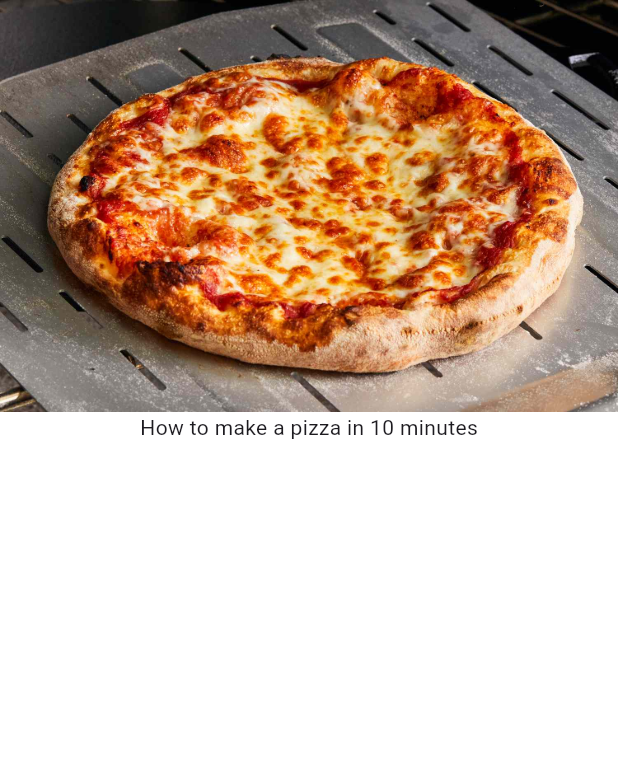
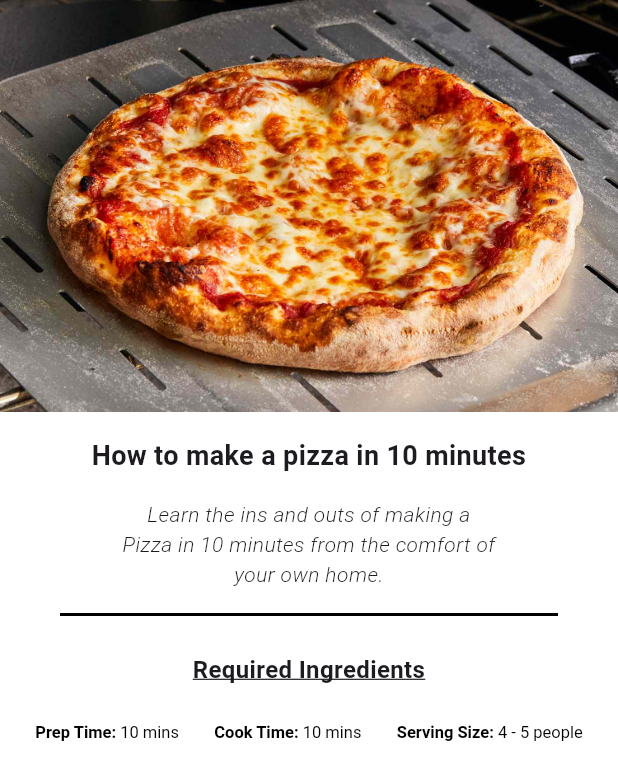
Before and after one commit to TheCheeseMeister/Take-a-Bite, a Flutter app: the Search screen opened directly, after a tap on "How to make a pizza in 10 minutes", on a phone screen of 412 x 824 dp. Shown: the top 780 px of the screen. Run offline on Flutter 3.47's test engine with Material 3 defaults, Android fonts, the light colour scheme and no system bars; our stand-ins replace persistent_bottom_nav_bar.

Commit message:
Separated Recipe Page and tested sending data to Recipe Widget.
Moved Recipe Page to its own dart file since it will eventually be accessed by other widgets (i.e. Profile). Also tested sending data from the Recipe Card widget to the Recipe Page for when database communication exists.

```diff
--- a/lib/nav_pages/profile.dart
+++ b/lib/nav_pages/profile.dart
@@ -13,7 +13,10 @@ class Profile extends StatelessWidget {
               padding: EdgeInsets.fromLTRB(0, 56, 0, 0),
               child: ProfileHead(),
             ),
-            ProfileDescription(),
+            Padding(
+              padding: EdgeInsets.fromLTRB(0, 16, 0, 0),
+              child: ProfileDescription(),
+            ),
           ],
         ),
       ),
@@ -81,8 +84,12 @@ class ProfileDescription extends StatelessWidget {
 
   @override
   Widget build(BuildContext context) {
-    return const Text(
-      "Hello\nMyName"
+    return Container(
+      constraints: const BoxConstraints(minWidth: 250, maxWidth: 250),
+      child: const Text(
+        "Cooking Legend.\nSeeking cheese recipes night and day.\n#CheeseLovers25",
+        style: TextStyle(fontWeight: FontWeight.bold),
+      ),
     );
   }
 }
--- /dev/null
+++ b/lib/nav_pages/recipe.dart
@@ -0,0 +1,151 @@
+import 'package:flutter/material.dart';
+import 'package:flutter/scheduler.dart';
+
+class RecipePage extends StatelessWidget {
+  const RecipePage({
+    super.key,
+    required this.image,
+    required this.title,
+    required this.prepTime,
+    required this.cookTime,
+    required this.servingSize,
+  });
+
+  // Info passed from Recipe Card
+  final Image image;
+  final String title;
+  final int prepTime;
+  final int cookTime;
+  final String servingSize;
+
+  @override
+  Widget build(BuildContext context) {
+    timeDilation = 0.5;
+    return Scaffold(
+      body: Column(
+        children: [
+          Hero(
+            tag: 'recipe-image',
+            child: image,
+          ),
+          Padding(
+            padding: const EdgeInsets.all(16.0),
+            child: Text(
+              title,
+              textAlign: TextAlign.center,
+              style: const TextStyle(
+                fontWeight: FontWeight.bold,
+                fontSize: 18,
+              ),
+            ),
+          ),
+          Padding(
+            padding: const EdgeInsets.fromLTRB(0, 0, 0, 16),
+            child: Container(
+              constraints: const BoxConstraints(maxWidth: 250),
+              child: const Text(
+                "Learn the ins and outs of making a Pizza in 10 minutes from the comfort of your own home.",
+                textAlign: TextAlign.center,
+                style: TextStyle(
+                  fontWeight: FontWeight.w300,
+                  fontStyle: FontStyle.italic,
+                ),
+              ),
+            ),
+          ),
+          const Divider(
+            height: 2,
+            indent: 40,
+            endIndent: 40,
+            thickness: 2,
+            color: Colors.black,
+          ),
+          const Padding(
+            padding: EdgeInsets.fromLTRB(0, 24, 0, 24),
+            child: Text(
+              "Required Ingredients",
+              textAlign: TextAlign.center,
+              style: TextStyle(
+                fontWeight: FontWeight.bold,
+                fontSize: 16,
+                decoration: TextDecoration.underline,
+              ),
+            ),
+          ),
+          RecipeStats(prepTime: prepTime, cookTime: cookTime, servingSize: servingSize),
+        ],
+      ),
+    );
+  }
+}
+
+// Displays Prep time, Cook time, and Serving size
+class RecipeStats extends StatelessWidget {
+  const RecipeStats(
+      {super.key,
+      required this.prepTime,
+      required this.cookTime,
+      required this.servingSize});
+
+  final int prepTime;
+  final int cookTime;
+  final String servingSize;
+
+  @override
+  Widget build(BuildContext context) {
+    return Row(
+      mainAxisAlignment: MainAxisAlignment.center,
+      children: [
+        // Prep Time
+        const Spacer(),
+        RichText(
+          text: TextSpan(
+            style: const TextStyle(
+              fontSize: 11,
+              color: Colors.black,
+            ),
+            children: <TextSpan>[
+              const TextSpan(
+                  text: 'Prep Time: ',
+                  style: TextStyle(fontWeight: FontWeight.bold)),
+              TextSpan(text: '$prepTime mins')
+            ],
+          ),
+        ),
+        const Spacer(),
+        // Cook Time
+        RichText(
+          text: TextSpan(
+            style: const TextStyle(
+              fontSize: 11,
+              color: Colors.black,
+            ),
+            children: <TextSpan>[
+              const TextSpan(
+                  text: 'Cook Time: ',
+                  style: TextStyle(fontWeight: FontWeight.bold)),
+              TextSpan(text: '$cookTime mins')
+            ],
+          ),
+        ),
+        const Spacer(),
+        // Serving Size
+        RichText(
+          text: TextSpan(
+            style: const TextStyle(
+              fontSize: 11,
+              color: Colors.black,
+            ),
+            children: <TextSpan>[
+              const TextSpan(
+                  text: 'Serving Size: ',
+                  style: TextStyle(fontWeight: FontWeight.bold)),
+              TextSpan(text: servingSize)
+            ],
+          ),
+        ),
+        const Spacer(),
+      ],
+    );
+  }
+}
--- a/lib/nav_pages/search.dart
+++ b/lib/nav_pages/search.dart
@@ -1,7 +1,8 @@
 import 'package:flutter/material.dart';
-import 'package:flutter/scheduler.dart';
 import 'package:persistent_bottom_nav_bar/persistent_bottom_nav_bar.dart';
+import './recipe.dart';
 
+// TODO: make StatefulWidget to allow setting of values
 class Search extends StatelessWidget {
   const Search({super.key});
 
@@ -27,9 +28,12 @@ class Search extends StatelessWidget {
 class RecipeCard extends StatelessWidget {
   const RecipeCard({super.key});
 
-  // Both normally not hard-coded, but for sake of placeholder
+  // Normally loaded from database, but for sake of placeholder
   final String title = "How to make a pizza in 10 minutes";
   final Image image = const Image(image: AssetImage('lib/imgs/pizza.jpg'));
+  final int prepTime = 10;
+  final int cookTime = 10;
+  final String servingSize = "4 - 5 people";
 
   @override
   Widget build(BuildContext context) {
@@ -39,14 +43,14 @@ class RecipeCard extends StatelessWidget {
         onTap: () => PersistentNavBarNavigator.pushNewScreenWithRouteSettings(
           context,
           settings: const RouteSettings(),
-          screen: RecipePage(image: image, title: title),
+          screen: RecipePage(image: image, title: title, prepTime: prepTime, cookTime: cookTime, servingSize: servingSize),
           withNavBar: true,
           pageTransitionAnimation: PageTransitionAnimation.fade,
         ),
-        child: const Card(
+        child: Card(
           child: Column(
             children: [
-              ClipRRect(
+              const ClipRRect(
                   borderRadius: BorderRadius.only(
                     topLeft: Radius.circular(8.0),
                     topRight: Radius.circular(8.0),
@@ -55,14 +59,20 @@ class RecipeCard extends StatelessWidget {
                       tag: 'recipe-image',
                       child: Image(image: AssetImage('lib/imgs/pizza.jpg')))),
               ListTile(
-                title: Hero(
+                title: const Hero(
                   tag: 'recipe-title',
                   child: Material(
                     type: MaterialType.transparency,
-                    child: Text("How to make a pizza in 10 minutes")
+                    child: Text(
+                      "How to make a pizza in 10 minutes",
+                      style: TextStyle(
+                        fontWeight: FontWeight.w500,
+                        fontSize: 14,
+                      )
+                    )
                   ),
                 ),
-                subtitle: Text("15 mins | 4 - 5 people"),
+                subtitle: Text("$cookTime mins | $servingSize") //Text("15 mins | 4 - 5 people"),
               ),
             ],
           ),
@@ -71,26 +81,3 @@ class RecipeCard extends StatelessWidget {
     );
   }
 }
-
-class RecipePage extends StatelessWidget {
-  const RecipePage({super.key, required this.image, required this.title});
-
-  final Image image;
-  final String title;
-
-  @override
-  Widget build(BuildContext context) {
-    timeDilation = 0.5;
-    return Scaffold(
-      body: Column(
-        children: [
-          Hero(
-            tag: 'recipe-image',
-            child: image,
-          ),
-          Text(title),
-        ],
-      ),
-    );
-  }
-}
```
